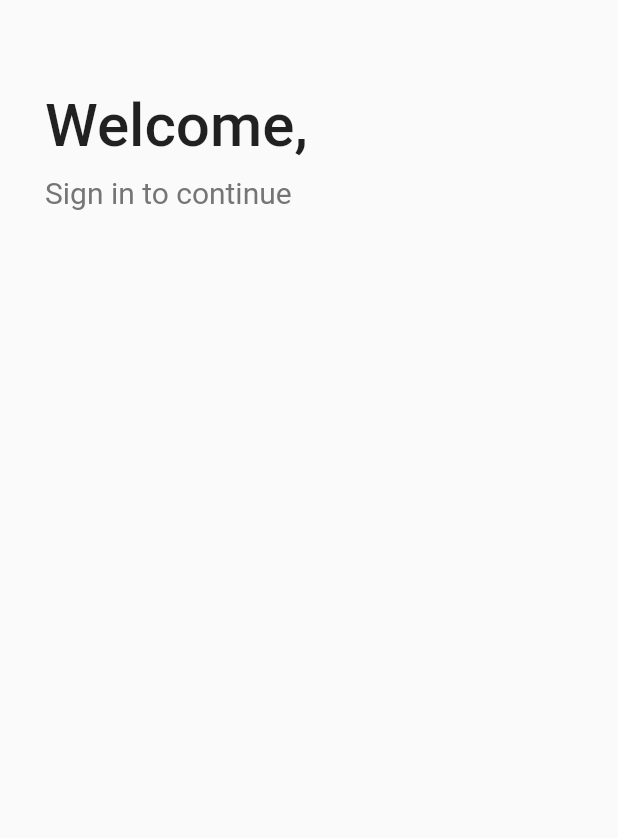
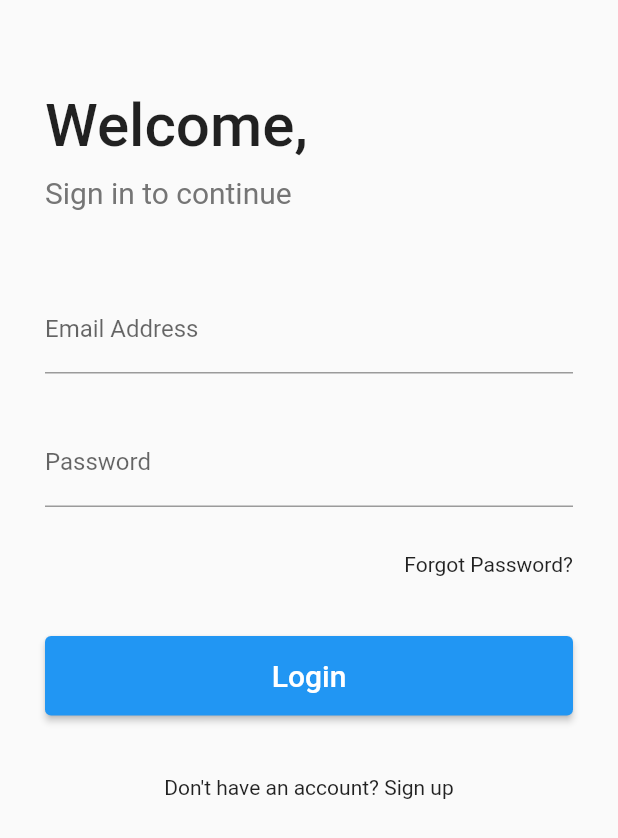
Before and after one commit to EdwinWalela/burgerx-mobile, a Flutter app: the screen it shows after launch, on a phone screen of 412 x 824 dp. Shown: the top 838 px of the screen. Run offline on Flutter 3.47's test engine with Material 2 defaults, Android fonts, the phone set to English and light mode, and no system bars.

Commit message:
login form

```diff
--- a/lib/src/screens/Login.dart
+++ b/lib/src/screens/Login.dart
@@ -1,9 +1,11 @@
 import 'package:flutter/material.dart';
 import '../widgets/page_header.dart';
+import '../widgets/login_form.dart';
 
 class LoginScreen extends StatelessWidget {
   Widget build(BuildContext context) {
     return Scaffold(
+      resizeToAvoidBottomInset: false,
       body: Padding(
         padding: EdgeInsets.only(left: 30, right: 30),
         child: Column(
@@ -15,7 +17,11 @@ class LoginScreen extends StatelessWidget {
             PageHeader(
               title: "Welcome,",
               subtitle: "Sign in to continue",
-            )
+            ),
+            Container(
+              margin: EdgeInsets.only(top: 50),
+            ),
+            LoginForm()
           ],
         ),
       ),
--- /dev/null
+++ b/lib/src/widgets/login_form.dart
@@ -0,0 +1,78 @@
+import 'package:flutter/material.dart';
+
+class LoginForm extends StatelessWidget {
+  Widget build(BuildContext context) {
+    return Column(
+      children: [
+        buildEmailInput(),
+        Container(
+          margin: EdgeInsets.only(top: 30),
+        ),
+        buildPasswordInput(),
+        Container(
+          margin: EdgeInsets.only(top: 30),
+        ),
+        Align(
+          child: buildForgotPassword(),
+          alignment: Alignment.centerRight,
+        ),
+        Container(
+          margin: EdgeInsets.only(top: 40),
+        ),
+        buildLoginButton(),
+        Container(
+          margin: EdgeInsets.only(top: 40),
+        ),
+        buildNewUser()
+      ],
+    );
+  }
+
+  Widget buildEmailInput() {
+    return TextField(
+      decoration: InputDecoration(
+        labelText: "Email Address",
+        hintText: "john@mail.com",
+      ),
+    );
+  }
+
+  Widget buildPasswordInput() {
+    return TextField(
+      obscureText: true,
+      decoration: InputDecoration(
+        labelText: "Password",
+      ),
+    );
+  }
+
+  Widget buildForgotPassword() {
+    return InkWell(
+      child: Text('Forgot Password?'),
+      onTap: () {},
+    );
+  }
+
+  Widget buildLoginButton() {
+    return SizedBox(
+      width: double.infinity,
+      child: ElevatedButton(
+        onPressed: () {},
+        child: Padding(
+          padding: EdgeInsets.all(15),
+          child: Text(
+            'Login',
+            style: TextStyle(fontSize: 20.0),
+          ),
+        ),
+      ),
+    );
+  }
+
+  Widget buildNewUser() {
+    return InkWell(
+      child: Text("Don't have an account? Sign up"),
+      onTap: () {},
+    );
+  }
+}
```
